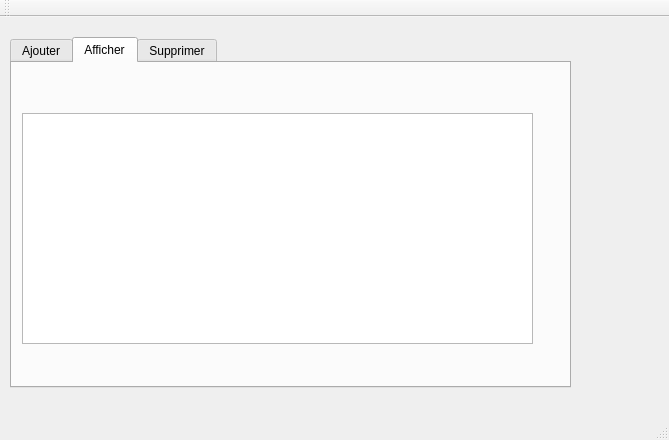
Above: mainwindow.ui from khalilayarii/smart-radio-2A32 before the change. Below: the same form after it.
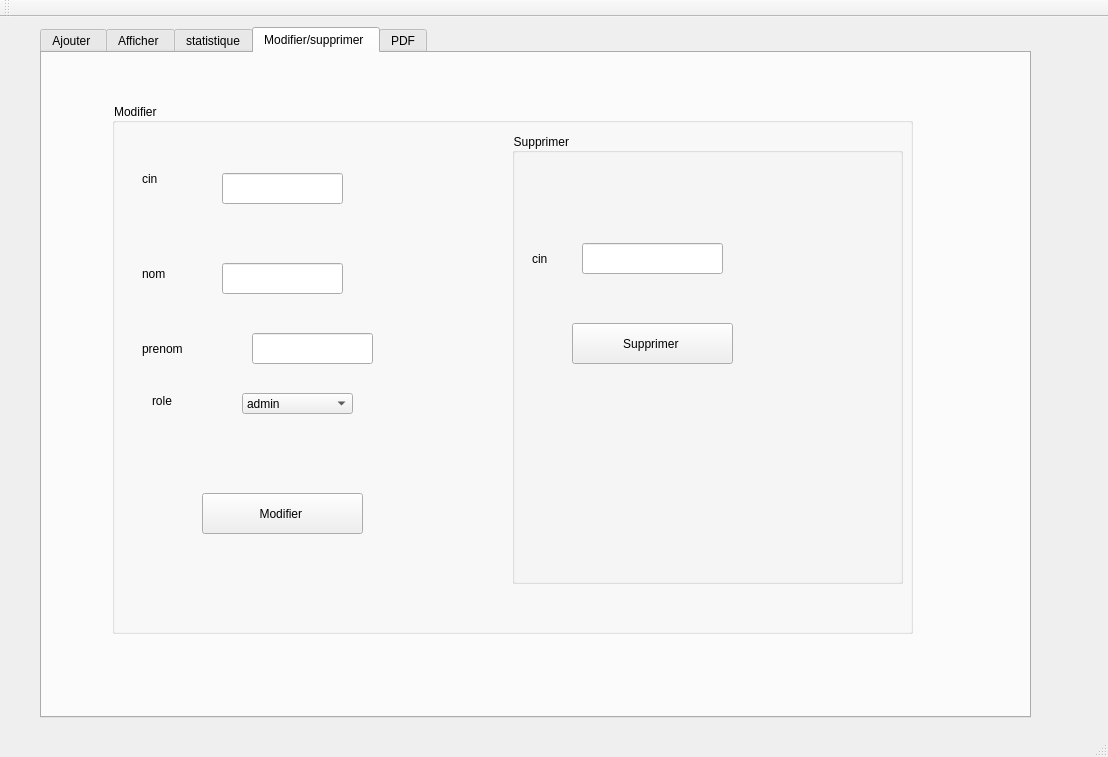
That is the form after the change. The open tabs and pages were chosen to show the change.

Patch:
```diff
--- a/mainwindow.ui
+++ b/mainwindow.ui
@@ -6,8 +6,8 @@
    <rect>
     <x>0</x>
     <y>0</y>
-    <width>669</width>
-    <height>440</height>
+    <width>1108</width>
+    <height>757</height>
    </rect>
   </property>
   <property name="windowTitle">
@@ -17,10 +17,10 @@
    <widget class="QTabWidget" name="tabWidget">
     <property name="geometry">
      <rect>
-      <x>10</x>
-      <y>20</y>
-      <width>561</width>
-      <height>351</height>
+      <x>40</x>
+      <y>10</y>
+      <width>991</width>
+      <height>691</height>
      </rect>
     </property>
     <property name="currentIndex">
@@ -28,7 +28,7 @@
     </property>
     <widget class="QWidget" name="tab">
      <attribute name="title">
-      <string>Ajouter</string>
+      <string>Ajouter </string>
      </attribute>
      <widget class="QGroupBox" name="groupBox">
       <property name="geometry">
@@ -184,22 +184,22 @@
     </widget>
     <widget class="QWidget" name="tab_2">
      <attribute name="title">
-      <string>Afficher</string>
+      <string>Afficher </string>
      </attribute>
-     <widget class="QTableView" name="tab_personrls">
+     <widget class="QGroupBox" name="groupBox_3">
       <property name="geometry">
        <rect>
         <x>10</x>
-        <y>50</y>
-        <width>511</width>
-        <height>231</height>
+        <y>10</y>
+        <width>611</width>
+        <height>391</height>
        </rect>
       </property>
      </widget>
     </widget>
     <widget class="QWidget" name="tab_3">
      <attribute name="title">
-      <string>Supprimer</string>
+      <string>statistique</string>
      </attribute>
      <widget class="QLabel" name="label_6">
       <property name="geometry">
@@ -234,7 +234,252 @@
        </rect>
       </property>
       <property name="text">
-       <string>Supprimer</string>
+       <string>stat</string>
+      </property>
+     </widget>
+    </widget>
+    <widget class="QWidget" name="tab_4">
+     <attribute name="title">
+      <string>Modifier/supprimer </string>
+     </attribute>
+     <widget class="QGroupBox" name="groupBox_4">
+      <property name="geometry">
+       <rect>
+        <x>70</x>
+        <y>50</y>
+        <width>801</width>
+        <height>531</height>
+       </rect>
+      </property>
+      <property name="styleSheet">
+       <string notr="true">
+border-color: rgb(0, 0, 0);
+color: rgb(0, 0, 0);
+</string>
+      </property>
+      <property name="title">
+       <string>Modifier </string>
+      </property>
+      <widget class="QLabel" name="label_7">
+       <property name="geometry">
+        <rect>
+         <x>30</x>
+         <y>60</y>
+         <width>71</width>
+         <height>31</height>
+        </rect>
+       </property>
+       <property name="text">
+        <string>cin</string>
+       </property>
+      </widget>
+      <widget class="QLineEdit" name="lineEdit_cin_2">
+       <property name="geometry">
+        <rect>
+         <x>110</x>
+         <y>70</y>
+         <width>121</width>
+         <height>31</height>
+        </rect>
+       </property>
+       <property name="placeholderText">
+        <string/>
+       </property>
+      </widget>
+      <widget class="QLabel" name="label_8">
+       <property name="geometry">
+        <rect>
+         <x>30</x>
+         <y>150</y>
+         <width>91</width>
+         <height>41</height>
+        </rect>
+       </property>
+       <property name="text">
+        <string>nom</string>
+       </property>
+      </widget>
+      <widget class="QLabel" name="label_9">
+       <property name="geometry">
+        <rect>
+         <x>30</x>
+         <y>230</y>
+         <width>61</width>
+         <height>31</height>
+        </rect>
+       </property>
+       <property name="text">
+        <string>prenom</string>
+       </property>
+      </widget>
+      <widget class="QLineEdit" name="lineEdit_nom_2">
+       <property name="geometry">
+        <rect>
+         <x>110</x>
+         <y>160</y>
+         <width>121</width>
+         <height>31</height>
+        </rect>
+       </property>
+      </widget>
+      <widget class="QLineEdit" name="lineEdit_prenom_2">
+       <property name="geometry">
+        <rect>
+         <x>140</x>
+         <y>230</y>
+         <width>121</width>
+         <height>31</height>
+        </rect>
+       </property>
+      </widget>
+      <widget class="QPushButton" name="pushButton_update">
+       <property name="geometry">
+        <rect>
+         <x>90</x>
+         <y>390</y>
+         <width>161</width>
+         <height>41</height>
+        </rect>
+       </property>
+       <property name="styleSheet">
+        <string notr="true">font: 12pt &quot;MS Shell Dlg 2&quot;;</string>
+       </property>
+       <property name="text">
+        <string>Modifier </string>
+       </property>
+      </widget>
+      <widget class="QGroupBox" name="groupBox_5">
+       <property name="geometry">
+        <rect>
+         <x>400</x>
+         <y>30</y>
+         <width>391</width>
+         <height>451</height>
+        </rect>
+       </property>
+       <property name="title">
+        <string>Supprimer </string>
+       </property>
+       <widget class="QLabel" name="label_12">
+        <property name="geometry">
+         <rect>
+          <x>20</x>
+          <y>90</y>
+          <width>121</width>
+          <height>71</height>
+         </rect>
+        </property>
+        <property name="styleSheet">
+         <string notr="true">font: 10pt &quot;MS Shell Dlg 2&quot;;</string>
+        </property>
+        <property name="text">
+         <string>cin</string>
+        </property>
+       </widget>
+       <widget class="QLineEdit" name="le_cin_supp">
+        <property name="geometry">
+         <rect>
+          <x>70</x>
+          <y>110</y>
+          <width>141</width>
+          <height>31</height>
+         </rect>
+        </property>
+        <property name="text">
+         <string/>
+        </property>
+       </widget>
+       <widget class="QPushButton" name="pushButton_supprimer">
+        <property name="geometry">
+         <rect>
+          <x>60</x>
+          <y>190</y>
+          <width>161</width>
+          <height>41</height>
+         </rect>
+        </property>
+        <property name="styleSheet">
+         <string notr="true">font: 11pt &quot;MS Shell Dlg 2&quot;;
+font: 10pt &quot;MS Shell Dlg 2&quot;;</string>
+        </property>
+        <property name="text">
+         <string>Supprimer </string>
+        </property>
+       </widget>
+      </widget>
+      <widget class="QLabel" name="label_10">
+       <property name="geometry">
+        <rect>
+         <x>30</x>
+         <y>280</y>
+         <width>71</width>
+         <height>31</height>
+        </rect>
+       </property>
+       <property name="text">
+        <string/>
+       </property>
+      </widget>
+      <widget class="QComboBox" name="comboBox_4">
+       <property name="geometry">
+        <rect>
+         <x>130</x>
+         <y>290</y>
+         <width>111</width>
+         <height>21</height>
+        </rect>
+       </property>
+       <item>
+        <property name="text">
+         <string>admin</string>
+        </property>
+       </item>
+       <item>
+        <property name="text">
+         <string>rh</string>
+        </property>
+       </item>
+       <item>
+        <property name="text">
+         <string>chef</string>
+        </property>
+       </item>
+       <item>
+        <property name="text">
+         <string>emplyee</string>
+        </property>
+       </item>
+      </widget>
+      <widget class="QLabel" name="label_28">
+       <property name="geometry">
+        <rect>
+         <x>40</x>
+         <y>290</y>
+         <width>91</width>
+         <height>16</height>
+        </rect>
+       </property>
+       <property name="text">
+        <string>role</string>
+       </property>
+      </widget>
+     </widget>
+    </widget>
+    <widget class="QWidget" name="tab_13">
+     <attribute name="title">
+      <string>PDF</string>
+     </attribute>
+     <widget class="QPushButton" name="pushButton_4">
+      <property name="geometry">
+       <rect>
+        <x>330</x>
+        <y>177</y>
+        <width>131</width>
+        <height>61</height>
+       </rect>
+      </property>
+      <property name="text">
+       <string>PDF</string>
       </property>
      </widget>
     </widget>
```
Left out of the diff: 270 changed lines with no effect on the pictures.
